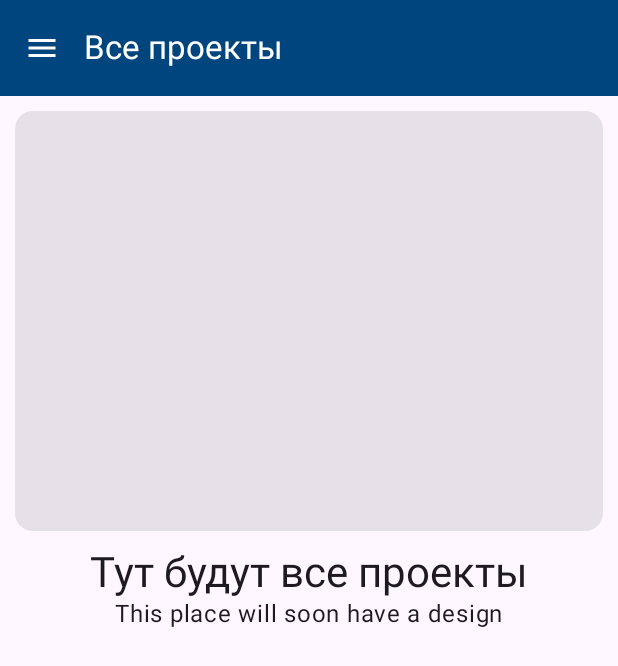
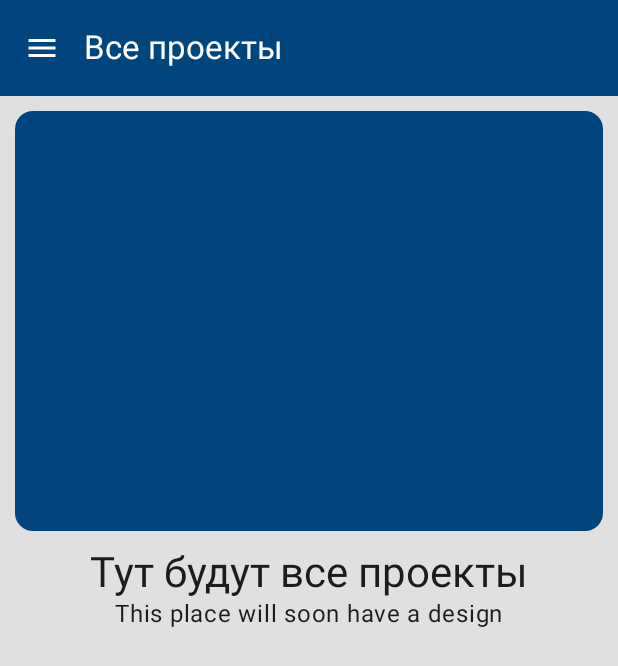
Before and after one commit to mrviriat/equalToEqual_2.0, an Android app built with Jetpack Compose: the screen it shows after launch (MainActivity), on a phone screen of 412 x 824 dp. Shown: the top 666 px of the screen. Run offline under Robolectric (Android 15) with nearby library versions, the phone set to English and light mode, and no system bars; our stand-ins replace accompanist.

Commit message:
Исправил положение экранов в стеке навигации. Добавил цвета фона

```diff
--- a/app/src/main/java/com/example/equaltoequal_20/drawerNav/AllDestinations.kt
+++ b/app/src/main/java/com/example/equaltoequal_20/drawerNav/AllDestinations.kt
@@ -13,14 +13,17 @@ class AppNavigationActions(private val navController: NavHostController) {
 
     fun navigateToHome() {
         navController.navigate(HOME) {
-            popUpTo(HOME)
+            popUpTo(HOME) {
+                inclusive = true
+            }
         }
     }
 
     fun navigateToSettings() {
         navController.navigate(SETTINGS) {
-            launchSingleTop = true
-            restoreState = true
+//            launchSingleTop = true
+//            restoreState = true
+            popUpTo(HOME)
         }
     }
 }
--- a/app/src/main/java/com/example/equaltoequal_20/drawerNav/screens/HomeScreen.kt
+++ b/app/src/main/java/com/example/equaltoequal_20/drawerNav/screens/HomeScreen.kt
@@ -1,11 +1,13 @@
 package com.example.equaltoequal_20.drawerNav.screens
 
+import androidx.compose.foundation.background
 import androidx.compose.foundation.layout.Column
 import androidx.compose.foundation.layout.fillMaxSize
 import androidx.compose.foundation.layout.fillMaxWidth
 import androidx.compose.foundation.layout.height
 import androidx.compose.foundation.layout.padding
 import androidx.compose.material3.Card
+import androidx.compose.material3.CardDefaults
 import androidx.compose.material3.MaterialTheme
 import androidx.compose.material3.Text
 import androidx.compose.runtime.Composable
@@ -13,15 +15,27 @@ import androidx.compose.ui.Alignment
 import androidx.compose.ui.Modifier
 import androidx.compose.ui.tooling.preview.Preview
 import androidx.compose.ui.unit.dp
+import com.example.equaltoequal_20.ui.theme.backgroundWhite
+import com.example.equaltoequal_20.ui.theme.second
 
 @Composable
 fun HomeScreen() {
     Column(
-        modifier = Modifier.fillMaxSize(),
+        modifier = Modifier
+            .fillMaxSize()
+            .background(backgroundWhite),
         horizontalAlignment = Alignment.CenterHorizontally,
     ) {
-        Card (modifier = Modifier.fillMaxWidth().height(300.dp).padding(10.dp)) {}
-        Text(text = "Тут будут все проекты",  style = MaterialTheme.typography.headlineMedium)
+        Card(
+            modifier = Modifier
+                .fillMaxWidth()
+                .height(300.dp)
+                .padding(10.dp),
+            colors = CardDefaults.cardColors(
+                containerColor = second,
+            )
+        ) {}
+        Text(text = "Тут будут все проекты", style = MaterialTheme.typography.headlineMedium)
         Text(
             text = "This place will soon have a design",
             style = MaterialTheme.typography.bodyLarge
--- a/app/src/main/java/com/example/equaltoequal_20/ui/theme/Color.kt
+++ b/app/src/main/java/com/example/equaltoequal_20/ui/theme/Color.kt
@@ -16,3 +16,4 @@ val second = Color(0xFF00457E)
 val third = Color(0xFF2F70AF)
 val force = Color(0xFFB9848C)
 val fifth = Color(0xFF806491)
+val backgroundWhite = Color(0xFFe0e0e0)
```
